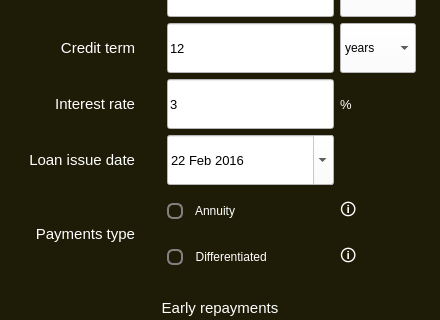
Before: the Qt Designer form src/s21_smartcalc/s21_credit.ui in kossadda/C7_s21_SmartCalc, drawn with Qt 5; both pictures show x 0 to 440 and y 118 to 438 of the 440 by 550 pixel window.
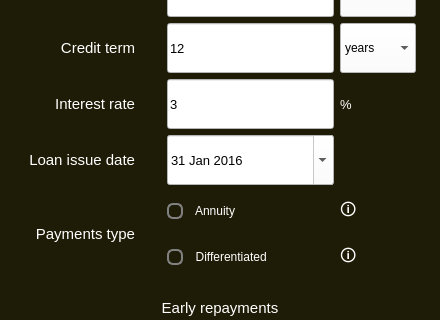
After: the same form once the commit is applied. Icons and pictures are not drawn.

What changed in the file:
```diff
--- a/src/s21_smartcalc/s21_credit.ui
+++ b/src/s21_smartcalc/s21_credit.ui
@@ -648,7 +648,7 @@
         </property>
         <property name="maximumDateTime">
          <datetime>
-          <hour>19</hour>
+          <hour>14</hour>
           <minute>59</minute>
           <second>59</second>
           <year>9999</year>
@@ -662,8 +662,8 @@
         <property name="date">
          <date>
           <year>2016</year>
-          <month>2</month>
-          <day>22</day>
+          <month>1</month>
+          <day>31</day>
          </date>
         </property>
        </widget>
```
